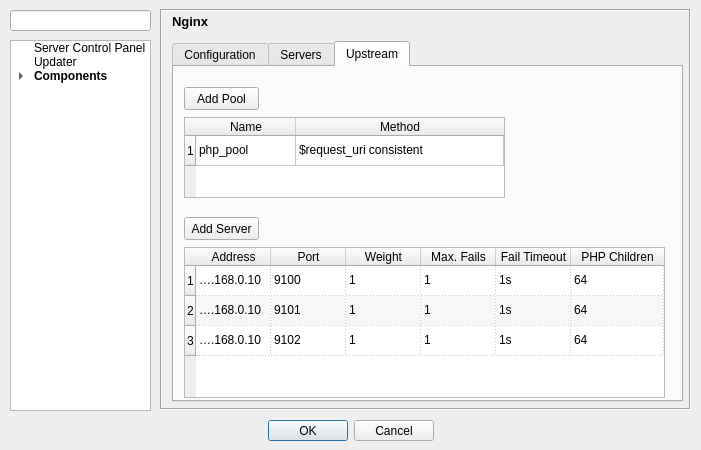
The window that src/config/configurationdialog.ui (WPN-XM/server-control-panel) describes before a commit, drawn with Qt 5.
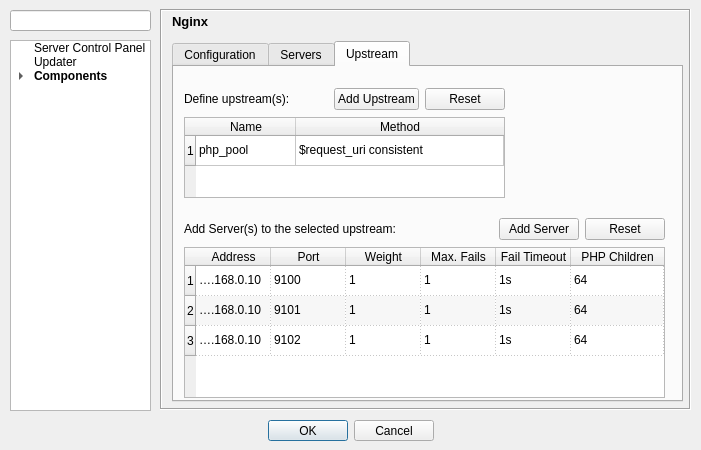
The same window after the commit. The open tabs and pages were chosen to show the change. Icons and pictures are not drawn.

Commit message: renamed NginxAddPoolDialog to NginxAddUpstreamDialog

Diff of the .ui file:
```diff
--- a/src/config/configurationdialog.ui
+++ b/src/config/configurationdialog.ui
@@ -376,7 +376,7 @@
          <height>55</height>
         </rect>
        </property>
-       <layout class="QGridLayout" name="gridLayout" rowminimumheight="23,23">
+       <layout class="QGridLayout" name="gridLayout_editor" rowminimumheight="23,23">
         <property name="sizeConstraint">
          <enum>QLayout::SetFixedSize</enum>
         </property>
@@ -816,19 +816,6 @@
       <attribute name="title">
        <string>Upstream</string>
       </attribute>
-      <widget class="QPushButton" name="pushButton_Nginx_Upstream_AddPool">
-       <property name="geometry">
-        <rect>
-         <x>10</x>
-         <y>20</y>
-         <width>75</width>
-         <height>23</height>
-        </rect>
-       </property>
-       <property name="text">
-        <string>Add Pool</string>
-       </property>
-      </widget>
       <widget class="QTableWidget" name="tableWidget_pools">
        <property name="enabled">
         <bool>true</bool>
@@ -903,19 +890,6 @@
         </property>
        </item>
       </widget>
-      <widget class="QPushButton" name="pushButton_Nginx_Upstream_AddServer">
-       <property name="geometry">
-        <rect>
-         <x>10</x>
-         <y>150</y>
-         <width>75</width>
-         <height>23</height>
-        </rect>
-       </property>
-       <property name="text">
-        <string>Add Server</string>
-       </property>
-      </widget>
       <widget class="QTableWidget" name="tableWidget_servers">
        <property name="geometry">
         <rect>
@@ -1106,6 +1080,98 @@
         </property>
        </item>
       </widget>
+      <widget class="QWidget" name="layoutWidget">
+       <property name="geometry">
+        <rect>
+         <x>10</x>
+         <y>20</y>
+         <width>321</width>
+         <height>25</height>
+        </rect>
+       </property>
+       <layout class="QGridLayout" name="gridLayout_11">
+        <item row="0" column="2">
+         <widget class="QPushButton" name="pushButton_Nginx_Upstream_AddUpstream">
+          <property name="text">
+           <string>Add Upstream</string>
+          </property>
+         </widget>
+        </item>
+        <item row="0" column="4">
+         <widget class="QPushButton" name="pushButton_reset_AddUpstream">
+          <property name="text">
+           <string>Reset</string>
+          </property>
+         </widget>
+        </item>
+        <item row="0" column="0">
+         <widget class="QLabel" name="label_Nginx_AddUpstream">
+          <property name="text">
+           <string>Define upstream(s):</string>
+          </property>
+         </widget>
+        </item>
+        <item row="0" column="1">
+         <spacer name="horizontalSpacer_Nginx_AddUpstream">
+          <property name="orientation">
+           <enum>Qt::Horizontal</enum>
+          </property>
+          <property name="sizeHint" stdset="0">
+           <size>
+            <width>40</width>
+            <height>20</height>
+           </size>
+          </property>
+         </spacer>
+        </item>
+       </layout>
+      </widget>
+      <widget class="QWidget" name="layoutWidget">
+       <property name="geometry">
+        <rect>
+         <x>10</x>
+         <y>150</y>
+         <width>481</width>
+         <height>25</height>
+        </rect>
+       </property>
+       <layout class="QGridLayout" name="gridLayout">
+        <item row="0" column="0">
+         <widget class="QLabel" name="label_Nginx_AddServer">
+          <property name="text">
+           <string>Add Server(s) to the selected upstream:</string>
+          </property>
+         </widget>
+        </item>
+        <item row="0" column="4">
+         <widget class="QPushButton" name="pushButton_reset_AddServer">
+          <property name="text">
+           <string>Reset</string>
+          </property>
+         </widget>
+        </item>
+        <item row="0" column="2">
+         <widget class="QPushButton" name="pushButton_Nginx_Upstream_AddServer">
+          <property name="text">
+           <string>Add Server</string>
+          </property>
+         </widget>
+        </item>
+        <item row="0" column="1">
+         <spacer name="horizontalSpacer_Nginx_AddServer">
+          <property name="orientation">
+           <enum>Qt::Horizontal</enum>
+          </property>
+          <property name="sizeHint" stdset="0">
+           <size>
+            <width>40</width>
+            <height>20</height>
+           </size>
+          </property>
+         </spacer>
+        </item>
+       </layout>
+      </widget>
      </widget>
     </widget>
    </widget>
```
Left out of the diff: 32 changed lines with no effect on the pictures. The commit also changes 5 other files.
